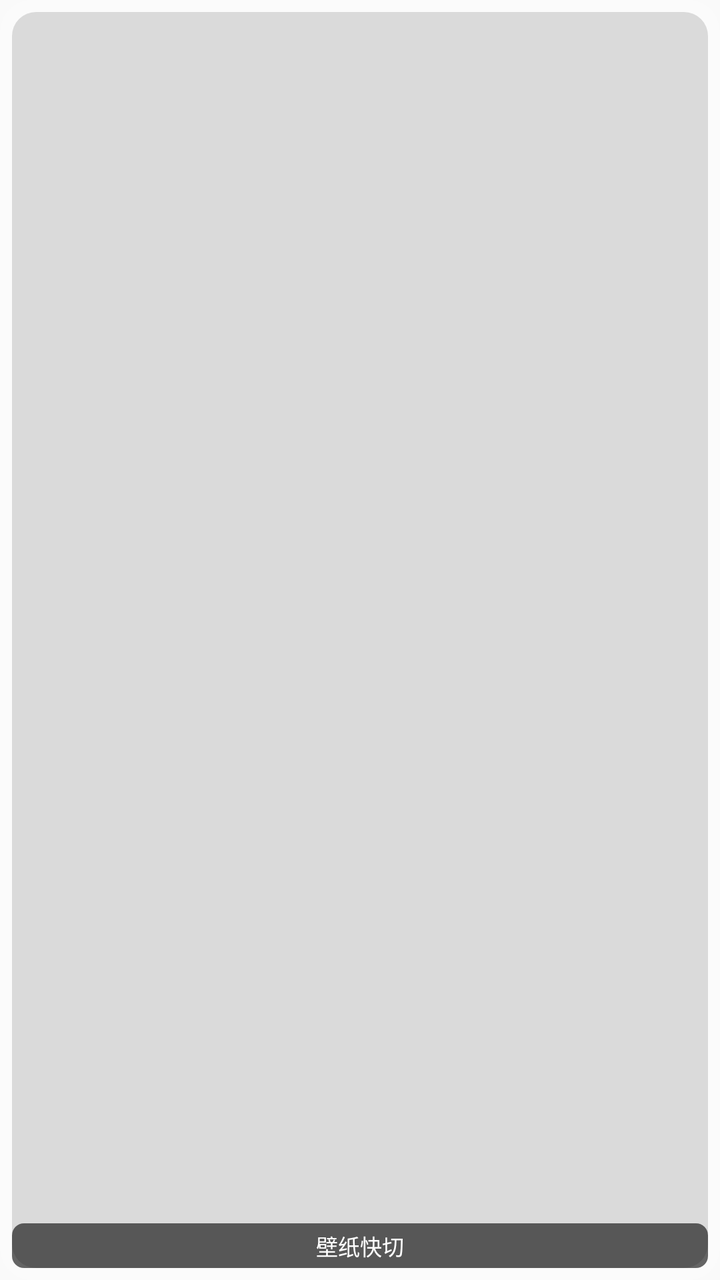
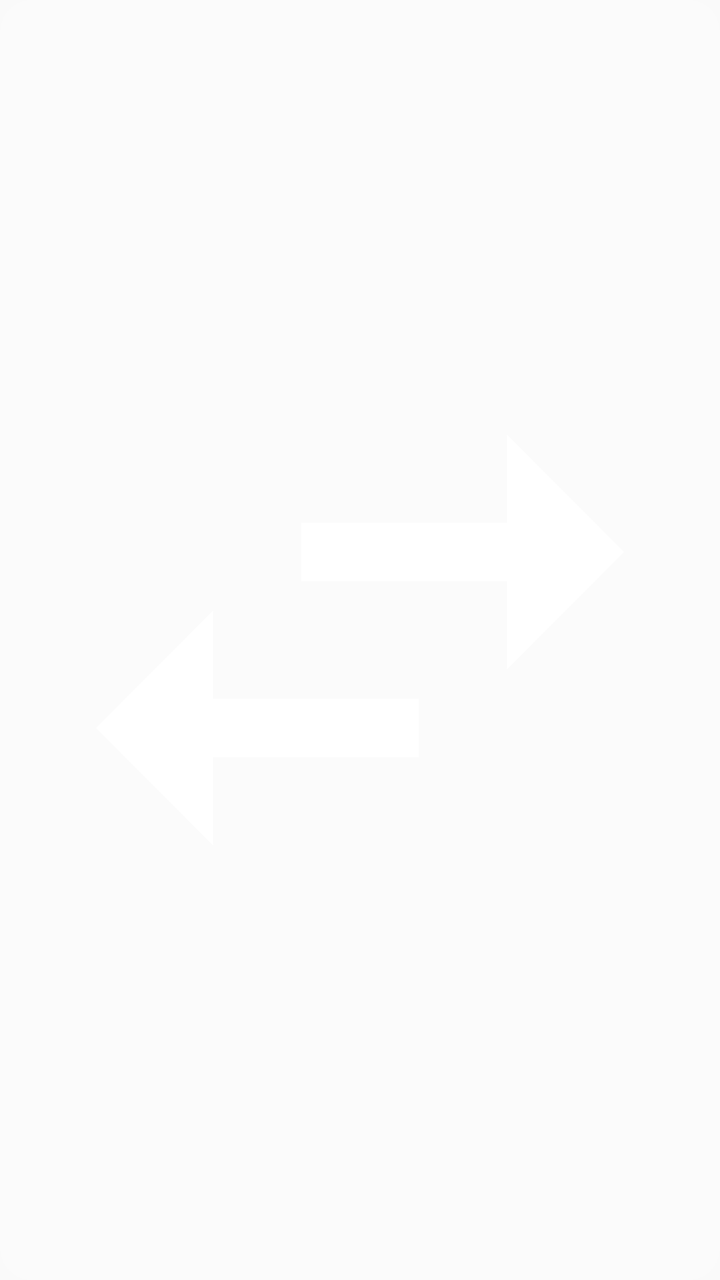

Compare the two renders of this Android layout. The source of the first and the diff that turns it into the second are given below.
<!-- AndroidManifest.xml: application theme AppTheme -->
<!-- res/layout/widget_layout.xml -->
<?xml version="1.0" encoding="utf-8"?>
<FrameLayout xmlns:android="http://schemas.android.com/apk/res/android"
    android:id="@+id/widget_root"
    android:layout_width="match_parent"
    android:layout_height="match_parent"
    android:background="@drawable/widget_bg"
    android:padding="6dp">

    <ImageView
        android:id="@+id/widget_thumb"
        android:layout_width="match_parent"
        android:layout_height="match_parent"
        android:background="@drawable/widget_thumb_bg"
        android:contentDescription="@string/thumb_desc"
        android:scaleType="centerCrop" />

    <TextView
        android:id="@+id/widget_label"
        android:layout_width="match_parent"
        android:layout_height="wrap_content"
        android:layout_gravity="bottom"
        android:background="@drawable/widget_label_bg"
        android:gravity="center"
        android:maxLines="1"
        android:paddingTop="3dp"
        android:paddingBottom="3dp"
        android:text="@string/app_name"
        android:textColor="#FFFFFFFF"
        android:textSize="11sp" />
</FrameLayout>
<!-- resources referenced by this layout -->
<resources>
  <!-- drawable widget_bg (drawable) -->
  <?xml version="1.0" encoding="utf-8"?>
  <shape xmlns:android="http://schemas.android.com/apk/res/android"
      android:shape="rectangle">
      <solid android:color="#33FFFFFF" />
      <corners android:radius="16dp" />
  </shape>
  <!-- drawable widget_label_bg (drawable) -->
  <?xml version="1.0" encoding="utf-8"?>
  <shape xmlns:android="http://schemas.android.com/apk/res/android"
      android:shape="rectangle">
      <solid android:color="#99000000" />
      <corners android:radius="6dp" />
  </shape>
  <!-- drawable widget_thumb_bg (drawable) -->
  <?xml version="1.0" encoding="utf-8"?>
  <shape xmlns:android="http://schemas.android.com/apk/res/android"
      android:shape="rectangle">
      <solid android:color="#22000000" />
      <corners android:radius="12dp" />
  </shape>
  <string name="app_name">壁纸快切</string>
  <string name="thumb_desc">壁纸缩略图</string>
  <style name="AppTheme" parent="Theme.AppCompat.DayNight.NoActionBar" />
</resources>

<!-- the commit's change to res/layout/widget_layout.xml (unified diff, before → after) -->
@@ -4,27 +4,13 @@
     android:layout_width="match_parent"
     android:layout_height="match_parent"
     android:background="@drawable/widget_bg"
-    android:padding="6dp">
+    android:padding="4dp">
 
     <ImageView
-        android:id="@+id/widget_thumb"
+        android:id="@+id/widget_icon"
         android:layout_width="match_parent"
         android:layout_height="match_parent"
-        android:background="@drawable/widget_thumb_bg"
-        android:contentDescription="@string/thumb_desc"
-        android:scaleType="centerCrop" />
-
-    <TextView
-        android:id="@+id/widget_label"
-        android:layout_width="match_parent"
-        android:layout_height="wrap_content"
-        android:layout_gravity="bottom"
-        android:background="@drawable/widget_label_bg"
-        android:gravity="center"
-        android:maxLines="1"
-        android:paddingTop="3dp"
-        android:paddingBottom="3dp"
-        android:text="@string/app_name"
-        android:textColor="#FFFFFFFF"
-        android:textSize="11sp" />
+        android:contentDescription="@string/widget_desc"
+        android:scaleType="fitCenter"
+        android:src="@drawable/ic_widget_switch" />
 </FrameLayout>
<!-- resource entries referenced after the edit -->
@@ -1,5 +1,16 @@
 <!-- resources referenced by this layout -->
 <resources>
+  <!-- drawable ic_widget_switch (drawable) -->
+  <?xml version="1.0" encoding="utf-8"?>
+  <vector xmlns:android="http://schemas.android.com/apk/res/android"
+      android:width="24dp"
+      android:height="24dp"
+      android:viewportWidth="24"
+      android:viewportHeight="24">
+      <path
+          android:fillColor="#FFFFFFFF"
+          android:pathData="M6.99,11L3,15l3.99,4v-3H14v-2H6.99v-3zM21,9l-3.99,-4v3H10v2h7.01v3L21,9z" />
+  </vector>
   <!-- drawable widget_bg (drawable) -->
   <?xml version="1.0" encoding="utf-8"?>
   <shape xmlns:android="http://schemas.android.com/apk/res/android"
@@ -7,22 +18,7 @@
       <solid android:color="#33FFFFFF" />
       <corners android:radius="16dp" />
   </shape>
-  <!-- drawable widget_label_bg (drawable) -->
-  <?xml version="1.0" encoding="utf-8"?>
-  <shape xmlns:android="http://schemas.android.com/apk/res/android"
-      android:shape="rectangle">
-      <solid android:color="#99000000" />
-      <corners android:radius="6dp" />
-  </shape>
-  <!-- drawable widget_thumb_bg (drawable) -->
-  <?xml version="1.0" encoding="utf-8"?>
-  <shape xmlns:android="http://schemas.android.com/apk/res/android"
-      android:shape="rectangle">
-      <solid android:color="#22000000" />
-      <corners android:radius="12dp" />
-  </shape>
-  <string name="app_name">壁纸快切</string>
-  <string name="thumb_desc">壁纸缩略图</string>
+  <string name="widget_desc">点按切换下一张桌面壁纸</string>
   <style name="AppTheme" parent="Theme.AppCompat.DayNight.NoActionBar" />
 </resources>
 
